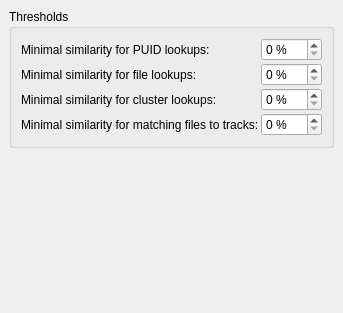
Above: ui/options_matching.ui from metabrainz/picard before the change. Below: the same form after it.
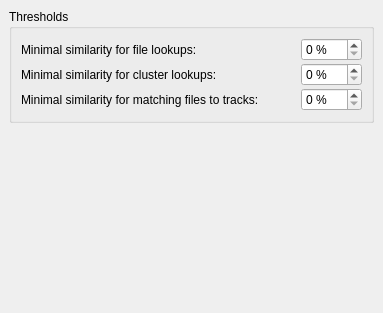
That is the form after the change.

Commit message: Removed unncecessary and confusing PUID lookup threshold

```diff
--- a/ui/options_matching.ui
+++ b/ui/options_matching.ui
@@ -1,21 +1,21 @@
 <ui version="4.0" >
  <class>MatchingOptionsPage</class>
- <widget class="QWidget" name="MatchingOptionsPage" >
-  <property name="geometry" >
+ <widget class="QWidget" name="MatchingOptionsPage">
+  <property name="geometry">
    <rect>
     <x>0</x>
     <y>0</y>
-    <width>328</width>
+    <width>383</width>
     <height>313</height>
    </rect>
   </property>
-  <layout class="QVBoxLayout" >
-   <property name="margin" >
-    <number>9</number>
-   </property>
-   <property name="spacing" >
+  <layout class="QVBoxLayout">
+   <property name="spacing">
     <number>6</number>
    </property>
+   <property name="margin">
+    <number>9</number>
+   </property>
    <item>
     <widget class="QGroupBox" name="rename_files" >
      <property name="title" >
@@ -28,12 +28,10 @@
       <property name="spacing" >
        <number>2</number>
       </property>
-      <item row="3" column="0" >
-       <widget class="QLabel" name="label_6" >
-        <property name="sizePolicy" >
-         <sizepolicy>
-          <hsizetype>7</hsizetype>
-          <vsizetype>5</vsizetype>
+      <item row="2" column="0">
+       <widget class="QLabel" name="label_6">
+        <property name="sizePolicy">
+         <sizepolicy hsizetype="Expanding" vsizetype="Preferred">
           <horstretch>0</horstretch>
           <verstretch>0</verstretch>
          </sizepolicy>
@@ -46,9 +44,9 @@
         </property>
        </widget>
       </item>
-      <item row="3" column="1" >
-       <widget class="QSpinBox" name="track_matching_threshold" >
-        <property name="suffix" >
+      <item row="2" column="1">
+       <widget class="QSpinBox" name="track_matching_threshold">
+        <property name="suffix">
          <string> %</string>
         </property>
         <property name="maximum" >
@@ -56,9 +54,9 @@
         </property>
        </widget>
       </item>
-      <item row="2" column="1" >
-       <widget class="QSpinBox" name="cluster_lookup_threshold" >
-        <property name="suffix" >
+      <item row="1" column="1">
+       <widget class="QSpinBox" name="cluster_lookup_threshold">
+        <property name="suffix">
          <string> %</string>
         </property>
         <property name="maximum" >
@@ -66,9 +64,9 @@
         </property>
        </widget>
       </item>
-      <item row="1" column="1" >
-       <widget class="QSpinBox" name="file_lookup_threshold" >
-        <property name="suffix" >
+      <item row="0" column="1">
+       <widget class="QSpinBox" name="file_lookup_threshold">
+        <property name="suffix">
          <string> %</string>
         </property>
         <property name="maximum" >
@@ -76,12 +74,10 @@
         </property>
        </widget>
       </item>
-      <item row="1" column="0" >
-       <widget class="QLabel" name="label_4" >
-        <property name="sizePolicy" >
-         <sizepolicy>
-          <hsizetype>7</hsizetype>
-          <vsizetype>5</vsizetype>
+      <item row="0" column="0">
+       <widget class="QLabel" name="label_4">
+        <property name="sizePolicy">
+         <sizepolicy hsizetype="Expanding" vsizetype="Preferred">
           <horstretch>0</horstretch>
           <verstretch>0</verstretch>
          </sizepolicy>
@@ -94,12 +90,10 @@
         </property>
        </widget>
       </item>
-      <item row="2" column="0" >
-       <widget class="QLabel" name="label_5" >
-        <property name="sizePolicy" >
-         <sizepolicy>
-          <hsizetype>7</hsizetype>
-          <vsizetype>5</vsizetype>
+      <item row="1" column="0">
+       <widget class="QLabel" name="label_5">
+        <property name="sizePolicy">
+         <sizepolicy hsizetype="Expanding" vsizetype="Preferred">
           <horstretch>0</horstretch>
           <verstretch>0</verstretch>
          </sizepolicy>
@@ -112,34 +106,6 @@
         </property>
        </widget>
       </item>
-      <item row="0" column="0" >
-       <widget class="QLabel" name="label_3" >
-        <property name="sizePolicy" >
-         <sizepolicy>
-          <hsizetype>7</hsizetype>
-          <vsizetype>5</vsizetype>
-          <horstretch>0</horstretch>
-          <verstretch>0</verstretch>
-         </sizepolicy>
-        </property>
-        <property name="text" >
-         <string>Minimal similarity for PUID lookups:</string>
-        </property>
-        <property name="buddy" >
-         <cstring>puid_lookup_threshold</cstring>
-        </property>
-       </widget>
-      </item>
-      <item row="0" column="1" >
-       <widget class="QSpinBox" name="puid_lookup_threshold" >
-        <property name="suffix" >
-         <string> %</string>
-        </property>
-        <property name="maximum" >
-         <number>100</number>
-        </property>
-       </widget>
-      </item>
      </layout>
     </widget>
    </item>
```
Left out of the diff: 36 changed lines with no effect on the pictures. The commit also changes 3 other files.
